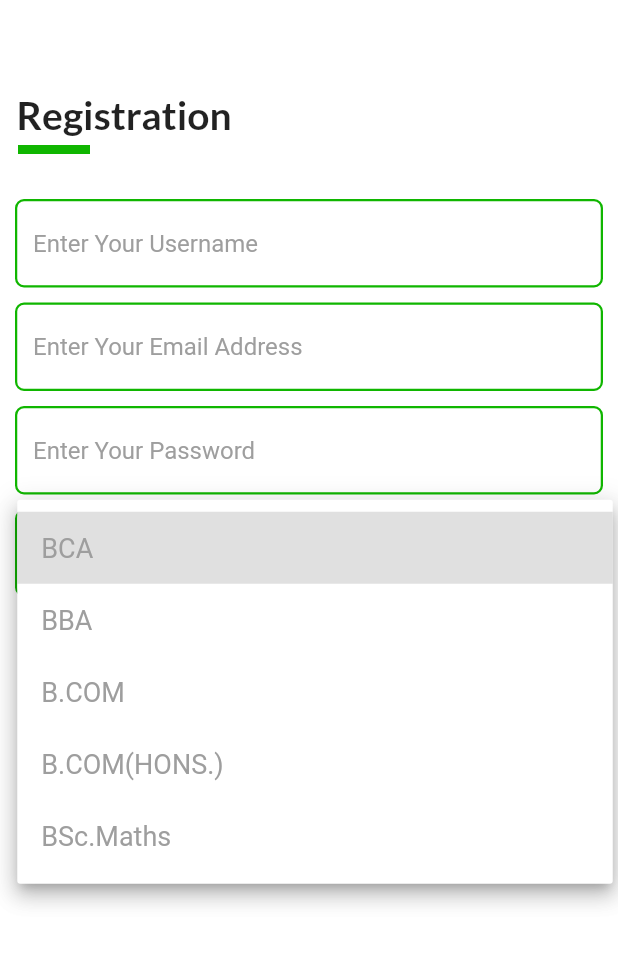
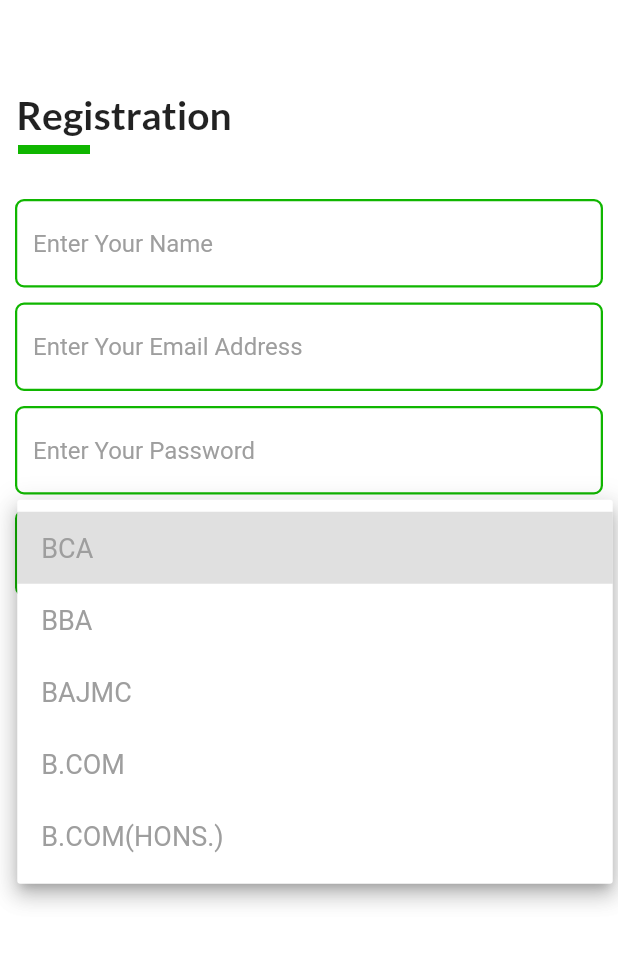
Before and after one commit to VikramadityaDev/shikayat, a Flutter app: the RegisterScreen screen opened by its route, after a tap on "BCA", on a phone screen of 412 x 824 dp, the part 68-1035 px from its top. Run offline on Flutter 3.47's test engine with Material 2 defaults, Android fonts, the phone set to English and light mode, and no system bars; drawn by our look-alikes of modal_progress_hud_nsn; our stand-ins replace cloud_firestore, firebase_auth, firebase_core, flutter_svg, font_awesome_flutter, google_fonts and 2 more; accounts and stored records are empty.

Commit message:
course updated

```diff
--- a/lib/auth/register_page.dart
+++ b/lib/auth/register_page.dart
@@ -25,9 +25,9 @@ class _RegisterScreenState extends State<RegisterScreen> {
   List listItem = [
     'BCA',
     'BBA',
+    'BAJMC',
     'B.COM',
     'B.COM(HONS.)',
-    'BSc.Maths',
   ];
 
   @override
@@ -103,7 +103,7 @@ class _RegisterScreenState extends State<RegisterScreen> {
                   child: TextField(
                     controller: _userNameTextController,
                     decoration: InputDecoration(
-                      hintText: 'Enter Your Username',
+                      hintText: 'Enter Your Name',
                       hintStyle: const TextStyle(color: Colors.grey),
                       focusedBorder: OutlineInputBorder(
                         borderRadius: BorderRadius.circular(6),
```
